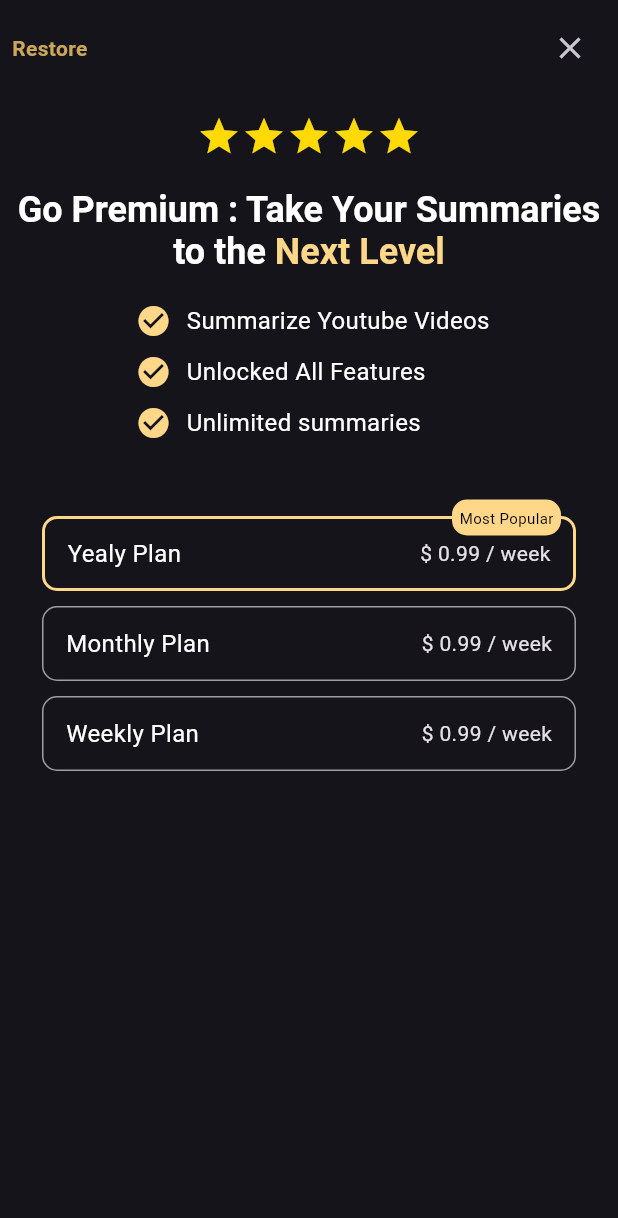
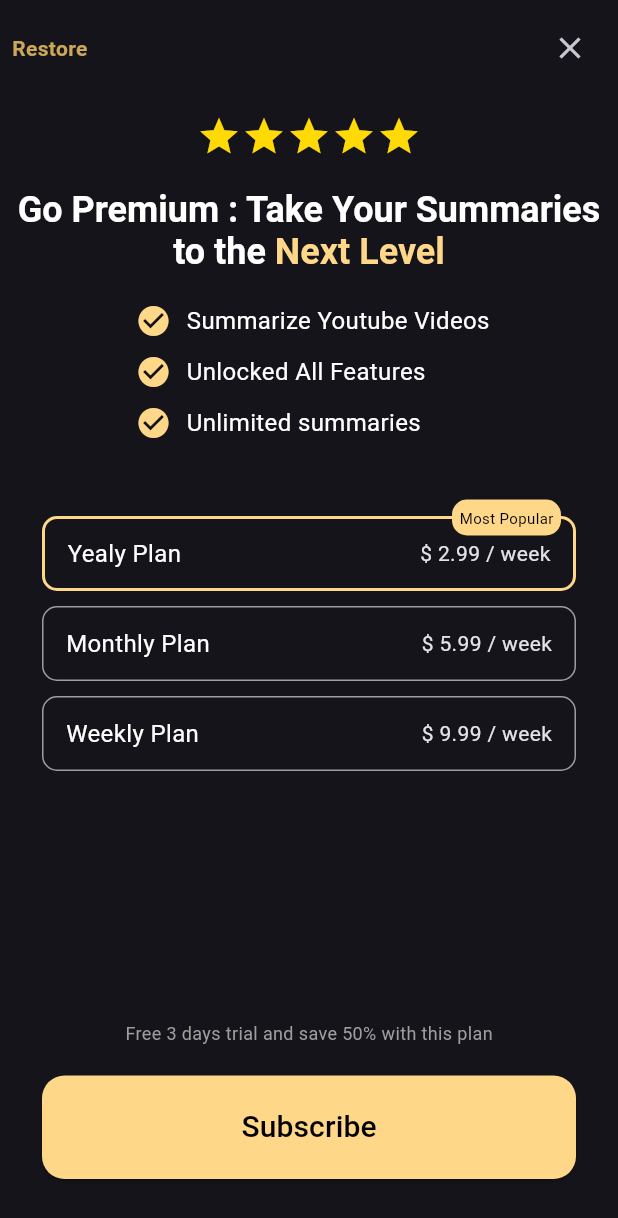
Before and after one commit to kai63001/SummarizeIt, a Flutter app: the screen it shows after launch, after a tap on "Get Premium", on a phone screen of 412 x 824 dp. Shown: the top 1218 px of the screen. Run offline on Flutter 3.47's test engine with Material 3 defaults, Android fonts, the light colour scheme and no system bars.

Commit message:
feat: update modal purchase ui

```diff
--- a/flutter/lib/purchase/purchase_modal.dart
+++ b/flutter/lib/purchase/purchase_modal.dart
@@ -1,4 +1,5 @@
 import 'package:flutter/material.dart';
+import 'package:flutter/services.dart';
 import 'package:flutter/widgets.dart';
 
 class PurchaseModal extends StatefulWidget {
@@ -19,18 +20,21 @@
     var dataPricing = [
       {
         'title': 'Yealy Plan',
-        'price': '\$ 0.99 / week',
+        'price': '\$ 2.99 / week',
         'mostPopular': true,
+        'description': 'Free 3 days trial and save 50% with this plan',
       },
       {
         'title': 'Monthly Plan',
-        'price': '\$ 0.99 / week',
+        'price': '\$ 5.99 / week',
         'mostPopular': false,
+        'description': 'Save 30% with this plan',
       },
       {
         'title': 'Weekly Plan',
-        'price': '\$ 0.99 / week',
+        'price': '\$ 9.99 / week',
         'mostPopular': false,
+        'description': 'Cancel anytime. Secured with App Store',
       },
     ];
 
@@ -39,7 +43,10 @@
       body: SafeArea(
         child: Padding(
           padding: const EdgeInsets.all(8.0),
-          child: ListView(
+          child: Column(
+            children: [
+              Expanded(
+                child: Column(
                   children: [
                     //close button
                     Row(
@@ -187,7 +194,8 @@
                           shrinkWrap: true,
                           itemCount: dataPricing.length,
                           itemBuilder: (context, i) => Padding(
-                      padding: const EdgeInsets.symmetric(horizontal: 20.0),
+                            padding:
+                                const EdgeInsets.symmetric(horizontal: 20.0),
                             child: Column(
                               children: [
                                 const SizedBox(
@@ -196,6 +204,7 @@
                                 GestureDetector(
                                   key: ValueKey(i),
                                   onTap: () => {
+                                    HapticFeedback.selectionClick(),
                                     setState(() {
                                       selectedPlan = i;
                                     }),
@@ -212,7 +221,8 @@
                                           //padding
                                           // border
                                           decoration: BoxDecoration(
-                                      borderRadius: BorderRadius.circular(10),
+                                            borderRadius:
+                                                BorderRadius.circular(10),
                                             border: Border.all(
                                               color: selectedPlan == i
                                                   ? const Color(0xFFFFD789)
@@ -226,22 +236,26 @@
                                             child: Row(
                                               //between
                                               mainAxisAlignment:
-                                            MainAxisAlignment.spaceBetween,
+                                                  MainAxisAlignment
+                                                      .spaceBetween,
                                               children: [
                                                 Text(
-                                              dataPricing[i]['title'] as String,
+                                                    dataPricing[i]['title']
+                                                        as String,
                                                     style: const TextStyle(
                                                       color: Colors.white,
                                                       fontSize: 16,
                                                     )),
                                                 Text(
-                                            dataPricing[i]['price'] as String,
+                                                  dataPricing[i]['price']
+                                                      as String,
                                                 )
                                               ],
                                             ),
                                           ),
                                         ),
-                                  if (dataPricing[i]['mostPopular'] as bool)
+                                        if (dataPricing[i]['mostPopular']
+                                            as bool)
                                           Positioned(
                                             right: 10,
                                             top: -11,
@@ -272,7 +286,45 @@
                           ),
                         )
                       ],
-              )
+                    ),
+                    // button
+                  ],
+                ),
+              ),
+              Center(
+                child: Column(
+                  children: [
+                    Text(
+                      dataPricing[selectedPlan]['description'] as String,
+                      style: const TextStyle(
+                        color: Colors.grey,
+                        fontSize: 12,
+                      ),
+                    ),
+                    Padding(
+                      padding: const EdgeInsets.only(
+                          bottom: 30.0, left: 20.0, right: 20.0, top: 20),
+                      child: SizedBox(
+                        width: double.infinity,
+                        child: ElevatedButton(
+                          style: ElevatedButton.styleFrom(
+                            backgroundColor: const Color(0xFFFFD789),
+                            padding: const EdgeInsets.symmetric(vertical: 20),
+                            shape: RoundedRectangleBorder(
+                              borderRadius: BorderRadius.circular(15),
+                            ),
+                          ),
+                          onPressed: () => {},
+                          child: const Text(
+                            'Subscribe',
+                            style: TextStyle(fontSize: 20, color: Colors.black),
+                          ),
+                        ),
+                      ),
+                    ),
+                  ],
+                ),
+              ),
             ],
           ),
         ),
```
Lines whose indentation alone changed are shown as unchanged.
